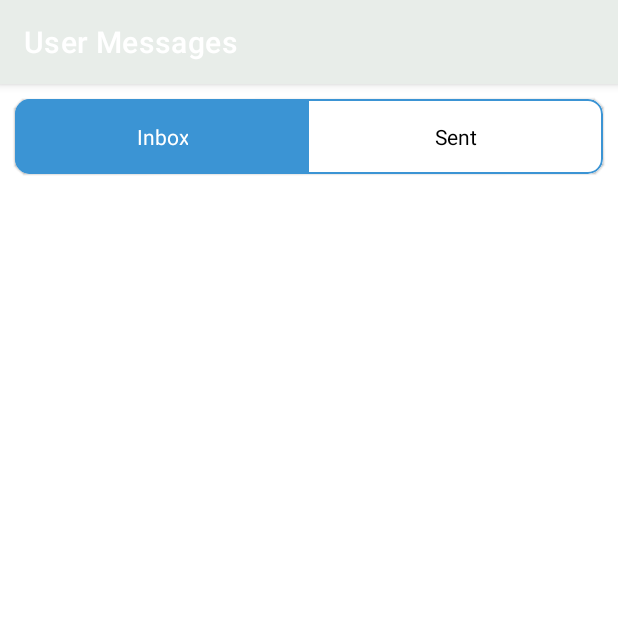
After one commit to saifsafwansunad/ECMS, an Android app: the Inbox screen opened directly, with no data from a screen before it, on a phone screen of 412 x 824 dp, the top half of it. The commit adds this screen. Run offline under Robolectric (Android 15) with nearby library versions, the phone set to English and light mode, and no system bars.

Commit message:
user messages done

```diff
--- a/app/src/main/AndroidManifest.xml
+++ b/app/src/main/AndroidManifest.xml
@@ -16,6 +16,7 @@
         <activity android:name=".ProfileActivity" />
         <activity android:name=".IncomingCorrespondenceActivity" />
         <activity android:name=".AdminMessages"/>
+        <activity android:name=".ui.UserMessages"/>
         <activity android:name=".PublicActivity" />
         <activity
             android:name=".MainActivity"
--- a/app/src/main/java/com/example/ecms/AdminMessages.java
+++ b/app/src/main/java/com/example/ecms/AdminMessages.java
@@ -20,6 +20,7 @@ public class AdminMessages extends AppCompatActivity {
     @Override
     protected void onCreate(Bundle savedInstanceState) {
         super.onCreate(savedInstanceState);
+        setTitle("Admin Messages");
         setContentView(R.layout.fragment_admin_message);
 
         addData();
--- /dev/null
+++ b/app/src/main/java/com/example/ecms/Inbox.java
@@ -0,0 +1,64 @@
+package com.example.ecms;
+
+import android.os.Bundle;
+
+import androidx.fragment.app.Fragment;
+
+import android.view.LayoutInflater;
+import android.view.View;
+import android.view.ViewGroup;
+
+/**
+ * A simple {@link Fragment} subclass.
+ * Use the {@link Inbox#newInstance} factory method to
+ * create an instance of this fragment.
+ */
+public class Inbox extends Fragment {
+
+    // TODO: Rename parameter arguments, choose names that match
+    // the fragment initialization parameters, e.g. ARG_ITEM_NUMBER
+    private static final String ARG_PARAM1 = "param1";
+    private static final String ARG_PARAM2 = "param2";
+
+    // TODO: Rename and change types of parameters
+    private String mParam1;
+    private String mParam2;
+
+    public Inbox() {
+        // Required empty public constructor
+    }
+
+    /**
+     * Use this factory method to create a new instance of
+     * this fragment using the provided parameters.
+     *
+     * @param param1 Parameter 1.
+     * @param param2 Parameter 2.
+     * @return A new instance of fragment Inbox.
+     */
+    // TODO: Rename and change types and number of parameters
+    public static Inbox newInstance(String param1, String param2) {
+        Inbox fragment = new Inbox();
+        Bundle args = new Bundle();
+        args.putString(ARG_PARAM1, param1);
+        args.putString(ARG_PARAM2, param2);
+        fragment.setArguments(args);
+        return fragment;
+    }
+
+    @Override
+    public void onCreate(Bundle savedInstanceState) {
+        super.onCreate(savedInstanceState);
+        if (getArguments() != null) {
+            mParam1 = getArguments().getString(ARG_PARAM1);
+            mParam2 = getArguments().getString(ARG_PARAM2);
+        }
+    }
+
+    @Override
+    public View onCreateView(LayoutInflater inflater, ViewGroup container,
+                             Bundle savedInstanceState) {
+        // Inflate the layout for this fragment
+        return inflater.inflate(R.layout.fragment_inbox, container, false);
+    }
+}
--- /dev/null
+++ b/app/src/main/java/com/example/ecms/Sent.java
@@ -0,0 +1,111 @@
+package com.example.ecms;
+
+import android.os.Bundle;
+
+import androidx.fragment.app.Fragment;
+import androidx.fragment.app.FragmentTransaction;
+
+import android.view.LayoutInflater;
+import android.view.View;
+import android.view.ViewGroup;
+import android.widget.Toast;
+
+import com.example.ecms.Fragments.myDialog;
+import com.google.android.material.floatingactionbutton.FloatingActionButton;
+
+/**
+ * A simple {@link Fragment} subclass.
+ * Use the {@link Sent#newInstance} factory method to
+ * create an instance of this fragment.
+ */
+public class Sent extends Fragment implements View.OnClickListener, myDialog.DialogListener {
+
+    // TODO: Rename parameter arguments, choose names that match
+    // the fragment initialization parameters, e.g. ARG_ITEM_NUMBER
+    private static final String ARG_PARAM1 = "param1";
+    private static final String ARG_PARAM2 = "param2";
+
+    // TODO: Rename and change types of parameters
+    private String mParam1;
+    private String mParam2;
+
+    public Sent() {
+        // Required empty public constructor
+    }
+
+    /**
+     * Use this factory method to create a new instance of
+     * this fragment using the provided parameters.
+     *
+     * @param param1 Parameter 1.
+     * @param param2 Parameter 2.
+     * @return A new instance of fragment Sent.
+     */
+    // TODO: Rename and change types and number of parameters
+    public static Sent newInstance(String param1, String param2) {
+        Sent fragment = new Sent();
+        Bundle args = new Bundle();
+        args.putString(ARG_PARAM1, param1);
+        args.putString(ARG_PARAM2, param2);
+        fragment.setArguments(args);
+        return fragment;
+    }
+
+    @Override
+    public void onCreate(Bundle savedInstanceState) {
+        super.onCreate(savedInstanceState);
+        if (getArguments() != null) {
+            mParam1 = getArguments().getString(ARG_PARAM1);
+            mParam2 = getArguments().getString(ARG_PARAM2);
+        }
+
+    }
+
+    @Override
+    public View onCreateView(LayoutInflater inflater, ViewGroup container,
+                             Bundle savedInstanceState) {
+        // Inflate the layout for this fragment
+
+        View view = inflater.inflate(R.layout.fragment_sent,
+                container, false);
+        FloatingActionButton button = (FloatingActionButton) view.findViewById(R.id.floating_action_button);
+        button.setOnClickListener(new View.OnClickListener()
+        {
+            @Override
+            public void onClick(View v)
+            {
+                myDialog dialogFragment = new myDialog();
+                dialogFragment.show(getActivity().getSupportFragmentManager(),"");
+                Bundle bundle = new Bundle();
+                bundle.putBoolean("notAlertDialog", true);
+
+                dialogFragment.setArguments(bundle);            }
+        }); return view;    }
+
+
+    @Override
+    public void onClick(View v) {
+
+        switch (v.getId()) {
+
+            case R.id.floating_action_button:
+                myDialog dialogFragment = new myDialog();
+                dialogFragment.show(getActivity().getSupportFragmentManager(),"");
+                Bundle bundle = new Bundle();
+                bundle.putBoolean("notAlertDialog", true);
+
+                dialogFragment.setArguments(bundle);
+
+              //  FragmentTransaction ft = gets().beginTransaction();
+               // Fragment prev = getSupportFragmentManager().findFragmentByTag("dialog");
+
+                break;
+
+        }
+    }
+
+    @Override
+    public void onFinishEditDialog(String inputText) {
+
+    }
+}
--- /dev/null
+++ b/app/src/main/java/com/example/ecms/ui/UserMessages.java
@@ -0,0 +1,77 @@
+package com.example.ecms.ui;
+
+import android.content.res.ColorStateList;
+import android.graphics.Color;
+import android.os.Bundle;
+import android.view.LayoutInflater;
+import android.view.View;
+import android.view.ViewGroup;
+import android.widget.TextView;
+
+import androidx.appcompat.app.AppCompatActivity;
+import androidx.appcompat.widget.Toolbar;
+import androidx.fragment.app.Fragment;
+import androidx.fragment.app.FragmentManager;
+import androidx.viewpager.widget.ViewPager;
+import androidx.viewpager2.widget.ViewPager2;
+
+import com.example.ecms.Adapters.FragmentAdapter;
+import com.example.ecms.Adapters.MessagesAdapter;
+import com.example.ecms.Fragments.MessagesFragment;
+import com.example.ecms.R;
+import com.google.android.material.tabs.TabLayout;
+
+public class UserMessages extends AppCompatActivity {
+
+
+    TabLayout tabLayoutMessages;
+    ViewPager viewPagerMessages;
+
+
+    public static UserMessages newInstance() {
+        return new UserMessages();
+    }
+
+
+
+
+    @Override
+    public void onCreate(Bundle savedInstanceState) {
+        // Inflate the layout for this fragment
+        super.onCreate(savedInstanceState);
+        setTitle("User Messages");
+        setContentView(R.layout.fragment_inbox);
+     //   View view = inflater.inflate(R.layout.fragment_inbox, container, false);
+
+        tabLayoutMessages = (TabLayout) findViewById(R.id.messages_tablayout);
+        viewPagerMessages = (ViewPager) findViewById(R.id.messages_viewPager);
+
+        tabLayoutMessages.addTab(tabLayoutMessages.newTab().setText("Inbox"));
+        tabLayoutMessages.addTab(tabLayoutMessages.newTab().setText("Sent"));
+        tabLayoutMessages.setTabGravity(TabLayout.GRAVITY_FILL);
+
+        final UserMessagesAdapter messagesAdapter = new UserMessagesAdapter(this, getSupportFragmentManager(), tabLayoutMessages.getTabCount());
+        viewPagerMessages.setAdapter(messagesAdapter);
+
+        viewPagerMessages.addOnPageChangeListener(new TabLayout.TabLayoutOnPageChangeListener(tabLayoutMessages));
+
+        tabLayoutMessages.addOnTabSelectedListener(new TabLayout.OnTabSelectedListener() {
+            @Override
+            public void onTabSelected(TabLayout.Tab tab) {
+                viewPagerMessages.setCurrentItem(tab.getPosition());
+            }
+
+            @Override
+            public void onTabUnselected(TabLayout.Tab tab) {
+
+            }
+
+            @Override
+            public void onTabReselected(TabLayout.Tab tab) {
+
+            }
+        });
+
+
+
+    }}
--- /dev/null
+++ b/app/src/main/java/com/example/ecms/ui/UserMessagesAdapter.java
@@ -0,0 +1,44 @@
+package com.example.ecms.ui;
+
+import android.content.Context;
+
+import androidx.fragment.app.Fragment;
+import androidx.fragment.app.FragmentManager;
+import androidx.fragment.app.FragmentPagerAdapter;
+
+import com.example.ecms.Fragments.AdminMessageFragment;
+import com.example.ecms.Fragments.UserMessageFragment;
+import com.example.ecms.Inbox;
+import com.example.ecms.Sent;
+
+public class UserMessagesAdapter extends FragmentPagerAdapter {
+
+    private Context myContext;
+    int totalTabs;
+
+    public UserMessagesAdapter(Context context, FragmentManager fm, int totalTabs) {
+        super(fm);
+        myContext = context;
+        this.totalTabs = totalTabs;
+    }
+
+    // this is for fragment tabs
+    @Override
+    public Fragment getItem(int position) {
+        switch (position) {
+            case 0:
+                Inbox adminMessageFragment = new Inbox();
+                return adminMessageFragment;
+            case 1:
+                Sent userMessageFragment = new Sent();
+                return userMessageFragment;
+            default:
+                return null;
+        }
+    }
+    // this counts total number of tabs
+    @Override
+    public int getCount() {
+        return totalTabs;
+    }
+}
--- /dev/null
+++ b/app/src/main/res/layout/fragment_inbox.xml
@@ -0,0 +1,43 @@
+<?xml version="1.0" encoding="utf-8"?>
+<FrameLayout xmlns:android="http://schemas.android.com/apk/res/android"
+    xmlns:tools="http://schemas.android.com/tools"
+    android:layout_width="match_parent"
+    android:layout_height="match_parent"
+    xmlns:app="http://schemas.android.com/apk/res-auto"
+    tools:context=".Inbox">
+
+    <com.google.android.material.card.MaterialCardView
+        android:layout_width="match_parent"
+        android:layout_height="wrap_content"
+        android:layout_margin="10dp"
+        app:strokeWidth="1dp"
+        android:theme="@style/Theme.MaterialComponents.Light"
+        app:strokeColor="@color/blue"
+        app:cardCornerRadius="10dp">
+        <com.google.android.material.tabs.TabLayout
+            app:tabTextAppearance="@android:style/TextAppearance.Widget.TabWidget"
+            android:id="@+id/messages_tablayout"
+            app:tabIndicatorGravity="stretch"
+            app:tabMaxWidth="0dp"
+            app:tabGravity="fill"
+            app:tabMode="fixed"
+            app:tabIndicatorColor="@color/blue"
+            app:tabSelectedTextColor="@android:color/white"
+            app:tabTextColor="#000"
+
+            android:layout_width="match_parent"
+            android:layout_height="50dp"/>
+    </com.google.android.material.card.MaterialCardView>
+    <androidx.viewpager.widget.ViewPager
+        android:id="@+id/messages_viewPager"
+        android:layout_width="match_parent"
+        android:layout_height="wrap_content"
+        app:layout_constraintTop_toBottomOf="@+id/tabLayout"
+        tools:layout_editor_absoluteX="8dp" />
+
+
+
+
+
+
+</FrameLayout>
--- a/app/src/main/res/values/colors.xml
+++ b/app/src/main/res/values/colors.xml
@@ -12,6 +12,7 @@
     <color name="colrgreen">#4cd964</color>
 <color name="transparent">#80FFFFFF</color>
     <color name="gray">#dcdcdc</color>
+    <color name="white">#FFFFFF</color>
 
 
 </resources>
--- a/app/src/main/res/values/strings.xml
+++ b/app/src/main/res/values/strings.xml
@@ -13,7 +13,6 @@
     <string name="menu_slideshow">Slideshow</string>
     <!-- TODO: Remove or change this placeholder text -->
     <string name="hello_blank_fragment">Hello blank fragment</string>
-
 
 
     <string-array name="Correspondent_Type">
```
Also changed, not shown: app/src/main/java/com/example/ecms/Adapters/FragmentAdapter.java (added, +35 -0 lines), app/src/main/java/com/example/ecms/Fragments/myDialog.java (added, +115 -0 lines), app/src/main/java/com/example/ecms/MainActivity.java (+9 -0 lines), app/src/main/res/drawable/back_select.xml (added, +15 -0 lines), app/src/main/res/drawable/back_tabs.xml (added, +17 -0 lines), app/src/main/res/drawable/ic_baseline_add_24.xml (added, +10 -0 lines), app/src/main/res/layout/activity_custom_tab.xml (added, +51 -0 lines), app/src/main/res/layout/content_user.xml (added, +74 -0 lines), app/src/main/res/layout/fragment_dialog.xml (added, +12 -0 lines), app/src/main/res/layout/fragment_sent.xml (added, +23 -0 lines). Lines whose indentation alone changed are shown as unchanged.
